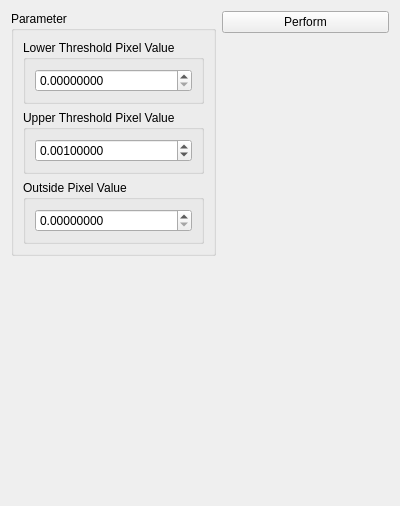
Above: source/modules/threshold/ThresholdFilterWidget.ui from josefkoller/ambient_image_processor before the change. Below: the same form after it.
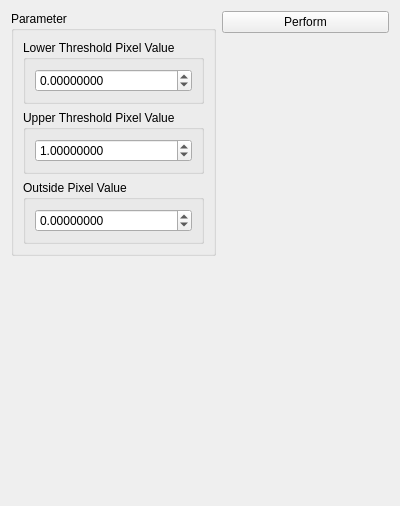
That is the form after the change.

The edit to the form file:
```diff
--- a/source/modules/threshold/ThresholdFilterWidget.ui
+++ b/source/modules/threshold/ThresholdFilterWidget.ui
@@ -31,6 +31,9 @@
            <property name="decimals">
             <number>8</number>
            </property>
+           <property name="minimum">
+            <double>-10000.000000000000000</double>
+           </property>
            <property name="maximum">
             <double>10000.000000000000000</double>
            </property>
@@ -56,11 +59,17 @@
            <property name="decimals">
             <number>8</number>
            </property>
+           <property name="minimum">
+            <double>-10000.000000000000000</double>
+           </property>
+           <property name="maximum">
+            <double>10000.000000000000000</double>
+           </property>
            <property name="singleStep">
             <double>0.001000000000000</double>
            </property>
            <property name="value">
-            <double>0.001000000000000</double>
+            <double>1.000000000000000</double>
            </property>
           </widget>
          </item>
@@ -78,6 +87,12 @@
            <property name="decimals">
             <number>8</number>
            </property>
+           <property name="minimum">
+            <double>-10000.000000000000000</double>
+           </property>
+           <property name="maximum">
+            <double>10000.000000000000000</double>
+           </property>
            <property name="singleStep">
             <double>0.100000000000000</double>
            </property>
```
